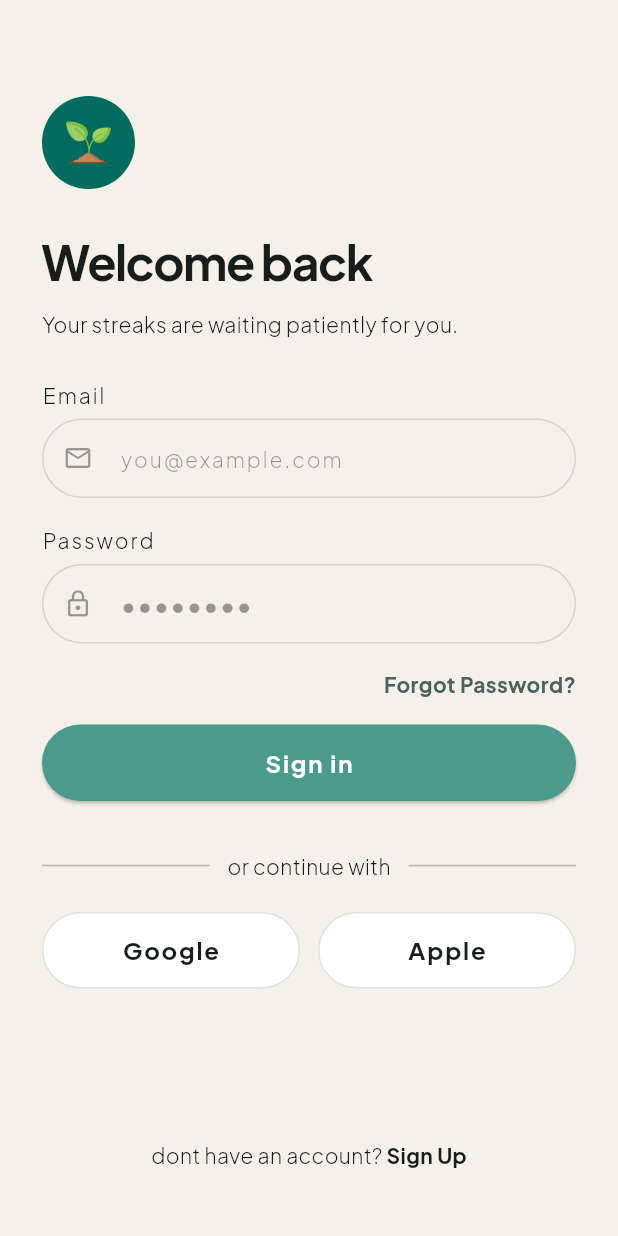
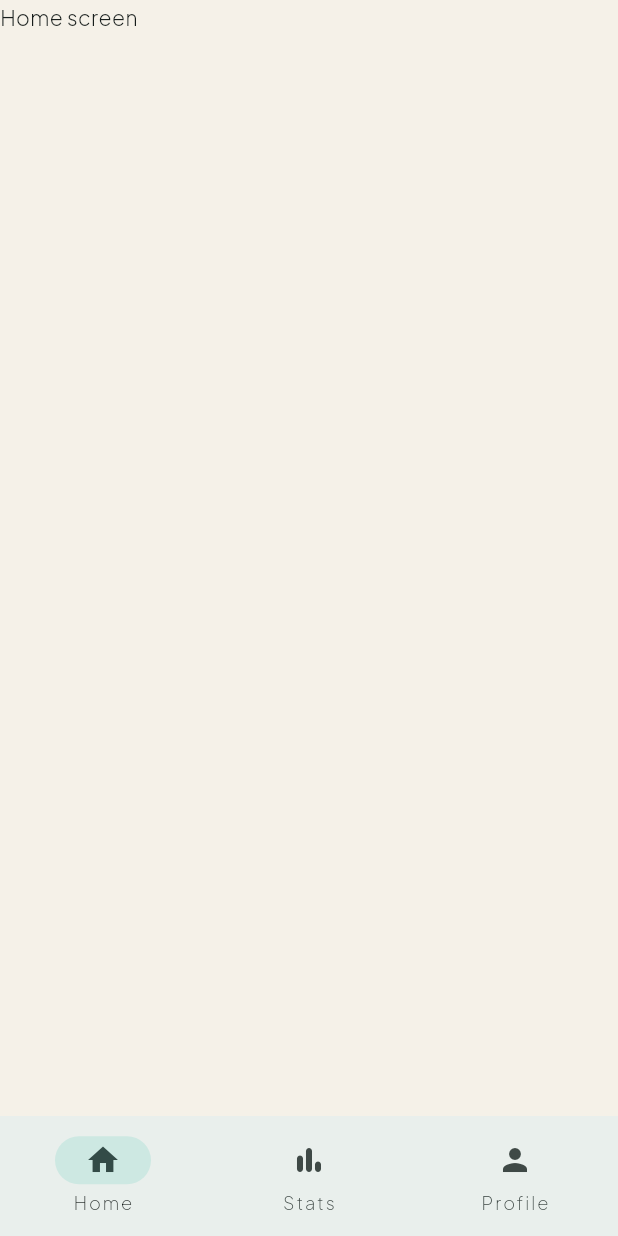
Before and after one commit to pakdhel/habitly-app-flutter, a Flutter app: the LoginScreen screen opened by its route, after a tap on "Sign in", on a phone screen of 412 x 824 dp. Run offline on Flutter 3.47's test engine with Material 3 defaults, Android fonts, the phone set to English and light mode, and no system bars; our stand-ins replace google_fonts.

Commit message:
membuat bottom navigation bar di main

```diff
--- /dev/null
+++ b/lib/screen/home/home_screen.dart
@@ -0,0 +1,10 @@
+import 'package:flutter/material.dart';
+
+class HomeScreen extends StatelessWidget {
+  const HomeScreen({super.key});
+
+  @override
+  Widget build(BuildContext context) {
+    return Scaffold(body: Text('Home screen'));
+  }
+}
--- a/lib/screen/login/login_screen.dart
+++ b/lib/screen/login/login_screen.dart
@@ -1,4 +1,5 @@
 import 'package:flutter/material.dart';
+import 'package:habitly/static/navigation_route.dart';
 
 class LoginScreen extends StatelessWidget {
   const LoginScreen({super.key});
@@ -92,7 +93,12 @@ class LoginScreen extends StatelessWidget {
               SizedBox(
                 width: double.infinity,
                 child: ElevatedButton(
-                  onPressed: () {},
+                  onPressed: () {
+                    Navigator.pushNamed(
+                      context,
+                      NavigationRoute.mainRoute.name,
+                    );
+                  },
                   child: Text(
                     'Sign in',
                     style: textTheme.titleMedium?.copyWith(
--- /dev/null
+++ b/lib/screen/main/main_screen.dart
@@ -0,0 +1,41 @@
+import 'package:flutter/material.dart';
+import 'package:habitly/screen/home/home_screen.dart';
+import 'package:habitly/screen/profile/profile_screen.dart';
+import 'package:habitly/screen/stats/stats_screen.dart';
+
+class MainScreen extends StatefulWidget {
+  const MainScreen({super.key});
+
+  @override
+  State<MainScreen> createState() => _MainScreenState();
+}
+
+class _MainScreenState extends State<MainScreen> {
+  int _selectedIndex = 0;
+
+  final List<Widget> _screens = [HomeScreen(), StatsScreen(), ProfileScreen()];
+
+  @override
+  Widget build(BuildContext context) {
+    return Scaffold(
+      bottomNavigationBar: NavigationBar(
+        selectedIndex: _selectedIndex,
+        onDestinationSelected: (index) {
+          setState(() {
+            _selectedIndex = index;
+          });
+        },
+        destinations: [
+          NavigationDestination(icon: Icon(Icons.home), label: 'Home'),
+          NavigationDestination(
+            icon: Icon(Icons.bar_chart_rounded),
+            label: 'Stats',
+          ),
+          NavigationDestination(icon: Icon(Icons.person), label: 'Profile'),
+        ],
+      ),
+
+      body: IndexedStack(index: _selectedIndex, children: _screens),
+    );
+  }
+}
--- /dev/null
+++ b/lib/screen/profile/profile_screen.dart
@@ -0,0 +1,10 @@
+import 'package:flutter/material.dart';
+
+class ProfileScreen extends StatelessWidget {
+  const ProfileScreen({super.key});
+
+  @override
+  Widget build(BuildContext context) {
+    return Scaffold(body: Text('Profile screen'));
+  }
+}
--- /dev/null
+++ b/lib/screen/stats/stats_screen.dart
@@ -0,0 +1,10 @@
+import 'package:flutter/material.dart';
+
+class StatsScreen extends StatelessWidget {
+  const StatsScreen({super.key});
+
+  @override
+  Widget build(BuildContext context) {
+    return Scaffold(body: Text('Stat screen'));
+  }
+}
--- a/lib/static/navigation_route.dart
+++ b/lib/static/navigation_route.dart
@@ -1,5 +1,6 @@
 enum NavigationRoute {
-  homeRoute("/"),
+  onBoarding("/onBoarding"),
+  mainRoute("/main"),
   profileRoute("/profile"),
   loginRoute("/login"),
   registerRoute("/register"),
@@ -7,6 +8,7 @@ enum NavigationRoute {
   detailRoute("/detail"),
   newHabitRoute("/new");
 
+
   const NavigationRoute(this.name);
   final String name;
 }
```
Also changed, not shown: lib/main.dart (+5 -3 lines), lib/screen/onboarding/onboarding_screen.dart (renamed from lib/screen/main/onboarding_screen.dart).
